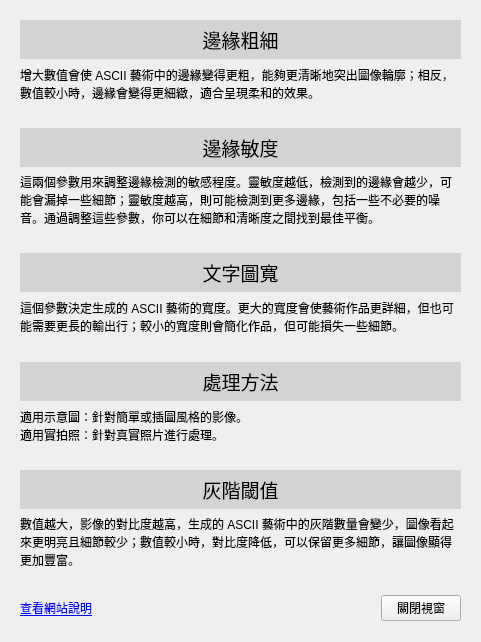
Above: Instructions.ui from jfsblog/Photo-to-ASCII before the change. Below: the same form after it.
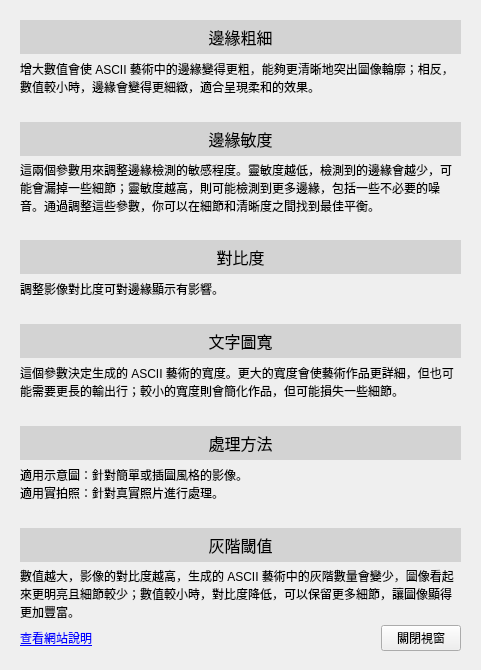
That is the form after the change.

Commit message: 細節調整

```diff
--- a/Instructions.ui
+++ b/Instructions.ui
@@ -7,7 +7,7 @@
     <x>0</x>
     <y>0</y>
     <width>481</width>
-    <height>642</height>
+    <height>670</height>
    </rect>
   </property>
   <property name="windowTitle">
@@ -19,7 +19,7 @@
      <x>20</x>
      <y>20</y>
      <width>441</width>
-     <height>601</height>
+     <height>631</height>
     </rect>
    </property>
    <layout class="QVBoxLayout" name="verticalLayout">
@@ -29,12 +29,12 @@
        <widget class="QLabel" name="label_2">
         <property name="font">
          <font>
-          <pointsize>14</pointsize>
+          <pointsize>12</pointsize>
          </font>
         </property>
         <property name="styleSheet">
          <string notr="true">background-color: lightgray; /* 背景顏色 */
-line-height: 2; /* 行距 */
+line-height: 1.5; /* 行距 */
 padding: 5px;</string>
         </property>
         <property name="text">
@@ -84,7 +84,7 @@
        <widget class="QLabel" name="label_3">
         <property name="font">
          <font>
-          <pointsize>14</pointsize>
+          <pointsize>12</pointsize>
          </font>
         </property>
         <property name="styleSheet">
@@ -132,11 +132,63 @@
         </property>
        </spacer>
       </item>
+      <item>
+       <widget class="QLabel" name="label_12">
+        <property name="font">
+         <font>
+          <pointsize>12</pointsize>
+         </font>
+        </property>
+        <property name="styleSheet">
+         <string notr="true">background-color: lightgray; /* 背景顏色 */
+line-height: 2; /* 行距 */
+padding: 5px;</string>
+        </property>
+        <property name="text">
+         <string>對比度</string>
+        </property>
+        <property name="alignment">
+         <set>Qt::AlignCenter</set>
+        </property>
+       </widget>
+      </item>
+      <item>
+       <widget class="QLabel" name="label_13">
+        <property name="sizePolicy">
+         <sizepolicy hsizetype="Expanding" vsizetype="Expanding">
+          <horstretch>0</horstretch>
+          <verstretch>0</verstretch>
+         </sizepolicy>
+        </property>
+        <property name="styleSheet">
+         <string notr="true">line-height: 2; /* 行距 */</string>
+        </property>
+        <property name="text">
+         <string>調整影像對比度可對邊緣顯示有影響。</string>
+        </property>
+        <property name="wordWrap">
+         <bool>true</bool>
+        </property>
+       </widget>
+      </item>
+      <item>
+       <spacer name="horizontalSpacer_7">
+        <property name="orientation">
+         <enum>Qt::Horizontal</enum>
+        </property>
+        <property name="sizeHint" stdset="0">
+         <size>
+          <width>40</width>
+          <height>20</height>
+         </size>
+        </property>
+       </spacer>
+      </item>
       <item>
        <widget class="QLabel" name="label_4">
         <property name="font">
          <font>
-          <pointsize>14</pointsize>
+          <pointsize>12</pointsize>
          </font>
         </property>
         <property name="styleSheet">
@@ -188,7 +240,7 @@
        <widget class="QLabel" name="label_5">
         <property name="font">
          <font>
-          <pointsize>14</pointsize>
+          <pointsize>12</pointsize>
          </font>
         </property>
         <property name="styleSheet">
@@ -241,7 +293,7 @@
        <widget class="QLabel" name="label_6">
         <property name="font">
          <font>
-          <pointsize>14</pointsize>
+          <pointsize>12</pointsize>
          </font>
         </property>
         <property name="styleSheet">
@@ -276,19 +328,6 @@
         </property>
        </widget>
       </item>
-      <item>
-       <spacer name="horizontalSpacer_8">
-        <property name="orientation">
-         <enum>Qt::Horizontal</enum>
-        </property>
-        <property name="sizeHint" stdset="0">
-         <size>
-          <width>40</width>
-          <height>20</height>
-         </size>
-        </property>
-       </spacer>
-      </item>
      </layout>
     </item>
     <item>
```
The commit also changes 4 other files.
